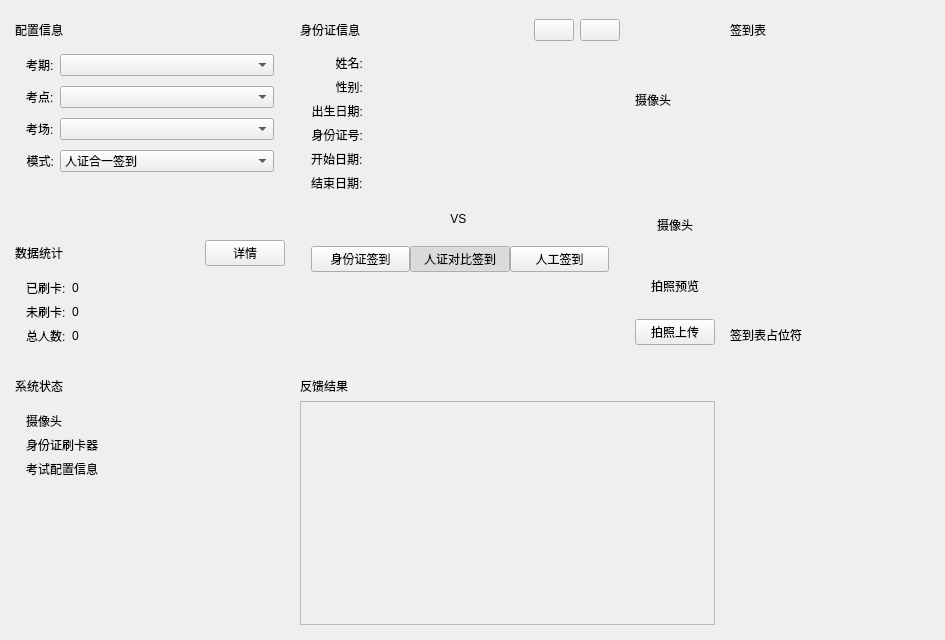
This is AiSign/gui/AiSignWidget.ui in xtuer/Qt as Qt 5 draws it before an edit. The edited form follows.
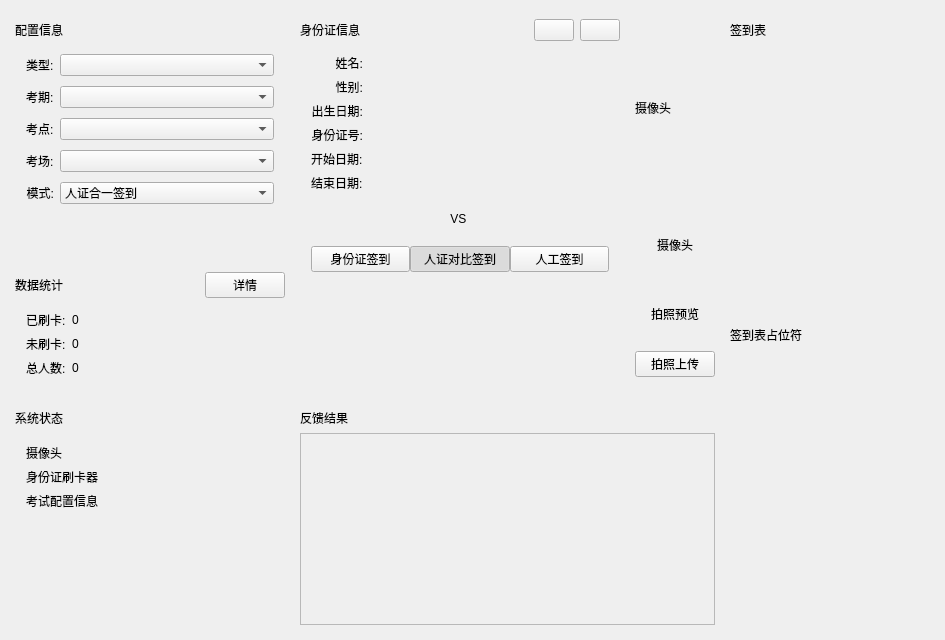
This is the edited form.

Commit message: 从服务器加载考试类型

Patch:
```diff
--- a/AiSign/gui/AiSignWidget.ui
+++ b/AiSign/gui/AiSignWidget.ui
@@ -158,7 +158,7 @@
                  <x>0</x>
                  <y>0</y>
                  <width>408</width>
-                 <height>244</height>
+                 <height>214</height>
                 </rect>
                </property>
                <layout class="QGridLayout" name="gridLayout_20">
@@ -443,10 +443,10 @@
             <property name="verticalSpacing">
              <number>10</number>
             </property>
-            <item row="2" column="1">
+            <item row="3" column="1">
              <widget class="QComboBox" name="roomComboBox"/>
             </item>
-            <item row="4" column="1">
+            <item row="5" column="1">
              <spacer name="verticalSpacer">
               <property name="orientation">
                <enum>Qt::Vertical</enum>
@@ -459,7 +459,7 @@
               </property>
              </spacer>
             </item>
-            <item row="0" column="0">
+            <item row="1" column="0">
              <widget class="QLabel" name="label_13">
               <property name="sizePolicy">
                <sizepolicy hsizetype="Maximum" vsizetype="Preferred">
@@ -475,7 +475,7 @@
               </property>
              </widget>
             </item>
-            <item row="1" column="0">
+            <item row="2" column="0">
              <widget class="QLabel" name="label_14">
               <property name="text">
                <string>考点:</string>
@@ -485,10 +485,10 @@
               </property>
              </widget>
             </item>
-            <item row="0" column="1">
+            <item row="1" column="1">
              <widget class="QComboBox" name="periodComboBox"/>
             </item>
-            <item row="2" column="0">
+            <item row="3" column="0">
              <widget class="QLabel" name="label_15">
               <property name="text">
                <string>考场:</string>
@@ -498,10 +498,10 @@
               </property>
              </widget>
             </item>
-            <item row="1" column="1">
+            <item row="2" column="1">
              <widget class="QComboBox" name="siteComboBox"/>
             </item>
-            <item row="3" column="0">
+            <item row="4" column="0">
              <widget class="QLabel" name="label">
               <property name="text">
                <string>模式:</string>
@@ -514,7 +514,7 @@
               </property>
              </widget>
             </item>
-            <item row="3" column="1">
+            <item row="4" column="1">
              <widget class="QComboBox" name="signInModeComboBox">
               <item>
                <property name="text">
@@ -528,6 +528,25 @@
               </item>
              </widget>
             </item>
+            <item row="0" column="0">
+             <widget class="QLabel" name="label_19">
+              <property name="sizePolicy">
+               <sizepolicy hsizetype="Maximum" vsizetype="Preferred">
+                <horstretch>0</horstretch>
+                <verstretch>0</verstretch>
+               </sizepolicy>
+              </property>
+              <property name="text">
+               <string>类型:</string>
+              </property>
+              <property name="class" stdset="0">
+               <string>Info</string>
+              </property>
+             </widget>
+            </item>
+            <item row="0" column="1">
+             <widget class="QComboBox" name="examTypeComboBox"/>
+            </item>
            </layout>
           </widget>
          </item>
```
The commit also changes 6 other files.
